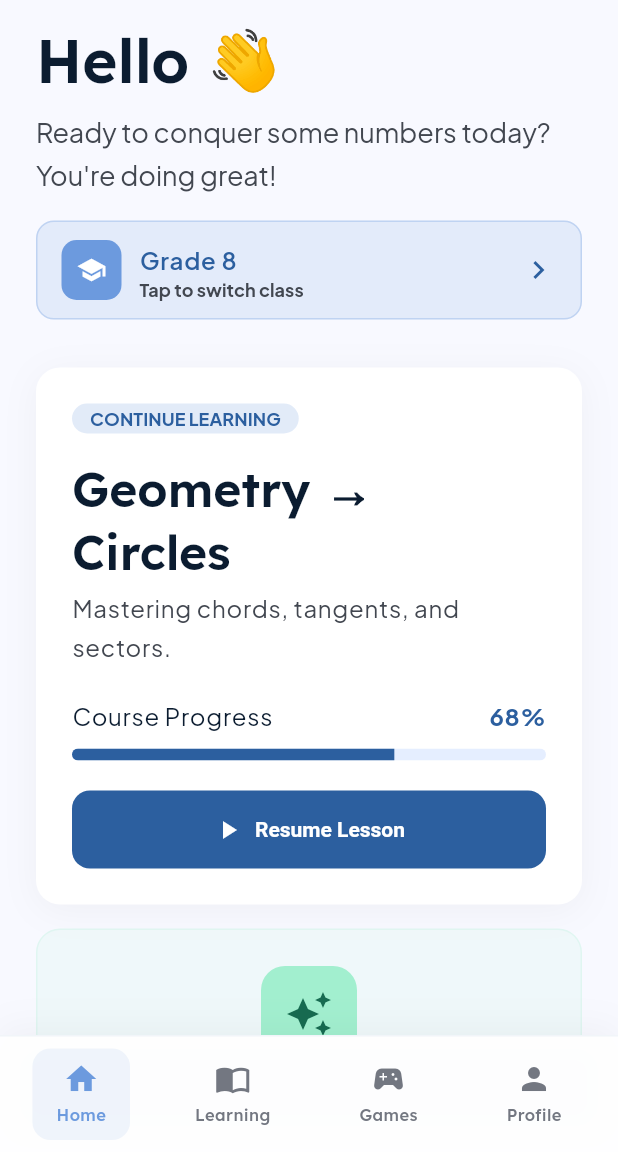
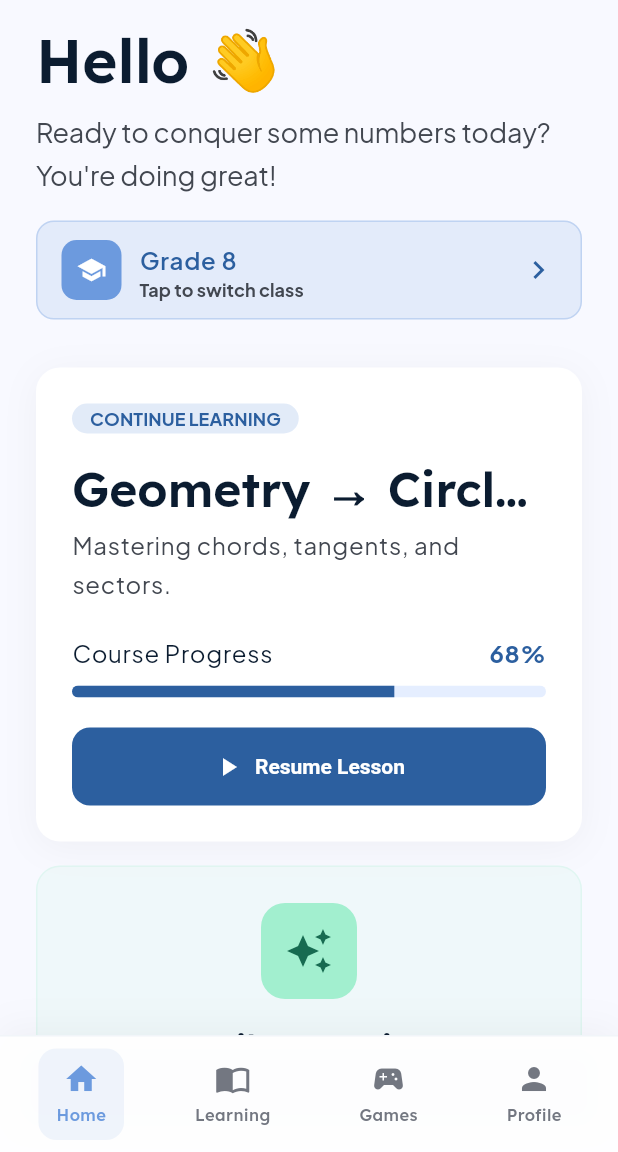
Before and after one commit to shivaram19/drmath, a Flutter app: the screen it shows after launch, on a phone screen of 412 x 824 dp, the part 84-1236 px from its top. Run offline on Flutter 3.47's test engine with Material 3 defaults, Android fonts, the phone set to English and light mode, and no system bars; our stand-ins replace google_fonts, shared_preferences.

Commit message:
docs(research): Phase 10 introspection and distribution plan updates
- Add bidirectional-03 introspection/self-interview/retrospect document.
- Add bidirectional-07 Phase 10 backlog updates based on Bharat mobile,
  WhatsApp, and DPDPA research.
- Partial HomeScreen overflow fix: ellipsis on title texts, Expanded/Flexible
  on Course Progress and Games card rows, reduced bottom-nav padding.
- Update STATE.md with ADR-020/021 and refined Phase 10 next steps.

Refs: IAMAI 2025, DPDPA 2023, DPDP Rules 2025

```diff
--- a/mathwise_build/lib/features/home/home_screen.dart
+++ b/mathwise_build/lib/features/home/home_screen.dart
@@ -196,7 +196,11 @@ class _HomeTab extends StatelessWidget {
             ),
           ),
           const SizedBox(height: 16),
-          Text(DemoData.currentTopic, style: Theme.of(context).textTheme.displayMedium),
+          Text(
+            DemoData.currentTopic,
+            style: Theme.of(context).textTheme.displayMedium,
+            overflow: TextOverflow.ellipsis,
+          ),
           const SizedBox(height: 4),
           Text(
             'Mastering chords, tangents, and sectors.',
@@ -208,12 +212,21 @@ class _HomeTab extends StatelessWidget {
           Row(
             mainAxisAlignment: MainAxisAlignment.spaceBetween,
             children: [
-              Text('Course Progress', style: Theme.of(context).textTheme.bodyLarge),
-              Text(
+              Expanded(
+                child: Text(
+                  'Course Progress',
+                  style: Theme.of(context).textTheme.bodyLarge,
+                  overflow: TextOverflow.ellipsis,
+                ),
+              ),
+              Flexible(
+                child: Text(
                   '${(DemoData.currentTopicProgress * 100).toInt()}%',
                   style: Theme.of(context).textTheme.bodyLarge?.copyWith(
                     fontWeight: FontWeight.w700,
                     color: AppColors.primary,
+                  ),
+                  overflow: TextOverflow.ellipsis,
                 ),
               ),
             ],
@@ -335,7 +348,11 @@ class _HomeTab extends StatelessWidget {
             child: Column(
               crossAxisAlignment: CrossAxisAlignment.start,
               children: [
-                Text('Math Playground', style: Theme.of(context).textTheme.displaySmall),
+                Text(
+                  'Math Playground',
+                  style: Theme.of(context).textTheme.displaySmall,
+                  overflow: TextOverflow.ellipsis,
+                ),
                 const SizedBox(height: 8),
                 Row(
                   children: [
@@ -371,15 +388,19 @@ class _HomeTab extends StatelessWidget {
               ],
             ),
           ),
-          ElevatedButton(
+          const SizedBox(width: 12),
+          Flexible(
+            child: ElevatedButton(
               onPressed: () => _navigate(context, const GamesScreen()),
               style: ElevatedButton.styleFrom(
                 backgroundColor: AppColors.surfaceContainerHighest,
                 foregroundColor: AppColors.primaryFixedDim,
                 side: const BorderSide(color: AppColors.primary, width: 0.5),
                 elevation: 0,
+                minimumSize: const Size(0, 48),
               ),
               child: const Text('Enter Games'),
+            ),
           ),
         ],
       ),
@@ -410,7 +431,12 @@ class _HomeTab extends StatelessWidget {
             child: Column(
               crossAxisAlignment: CrossAxisAlignment.start,
               children: [
-                Text('Telangana Staff Nurse', style: Theme.of(context).textTheme.titleLarge),
+                Text(
+                  'Telangana Staff Nurse',
+                  style: Theme.of(context).textTheme.titleLarge,
+                  overflow: TextOverflow.ellipsis,
+                  maxLines: 1,
+                ),
                 const SizedBox(height: 4),
                 Text(
                   'Topic-wise practice for ANM/GNM recruitment',
@@ -423,14 +449,18 @@ class _HomeTab extends StatelessWidget {
               ],
             ),
           ),
-          ElevatedButton(
+          const SizedBox(width: 12),
+          Flexible(
+            child: ElevatedButton(
               onPressed: () => _navigate(context, const NursingEntryScreen()),
               style: ElevatedButton.styleFrom(
                 backgroundColor: AppColors.primary,
                 foregroundColor: AppColors.onPrimary,
-              padding: const EdgeInsets.symmetric(horizontal: 20, vertical: 14),
+                padding: const EdgeInsets.symmetric(horizontal: 16, vertical: 14),
+                minimumSize: const Size(0, 48),
               ),
               child: const Text('Open'),
+            ),
           ),
         ],
       ),
--- a/mathwise_build/lib/shared/widgets/bottom_nav_bar.dart
+++ b/mathwise_build/lib/shared/widgets/bottom_nav_bar.dart
@@ -75,7 +75,7 @@ class MathWiseBottomNav extends StatelessWidget {
         onTap: () => onTap(index),
         child: AnimatedContainer(
           duration: const Duration(milliseconds: 200),
-          padding: const EdgeInsets.symmetric(horizontal: 16, vertical: 8),
+          padding: const EdgeInsets.symmetric(horizontal: 12, vertical: 8),
           decoration: BoxDecoration(
             color: isActive
                 ? AppColors.primaryContainer.withValues(alpha: 0.1)
```
Also changed, not shown: 4 other files. Lines whose indentation alone changed are shown as unchanged.
